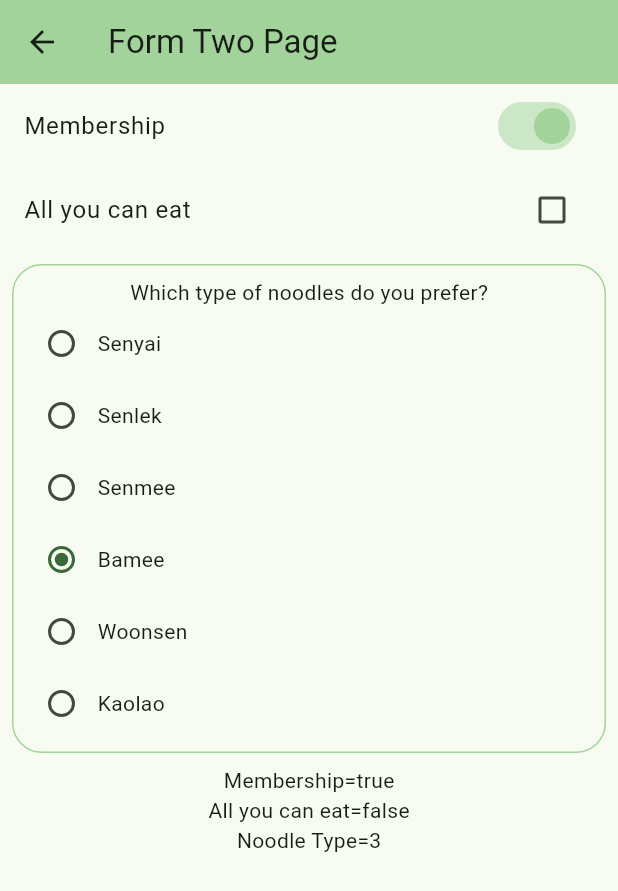
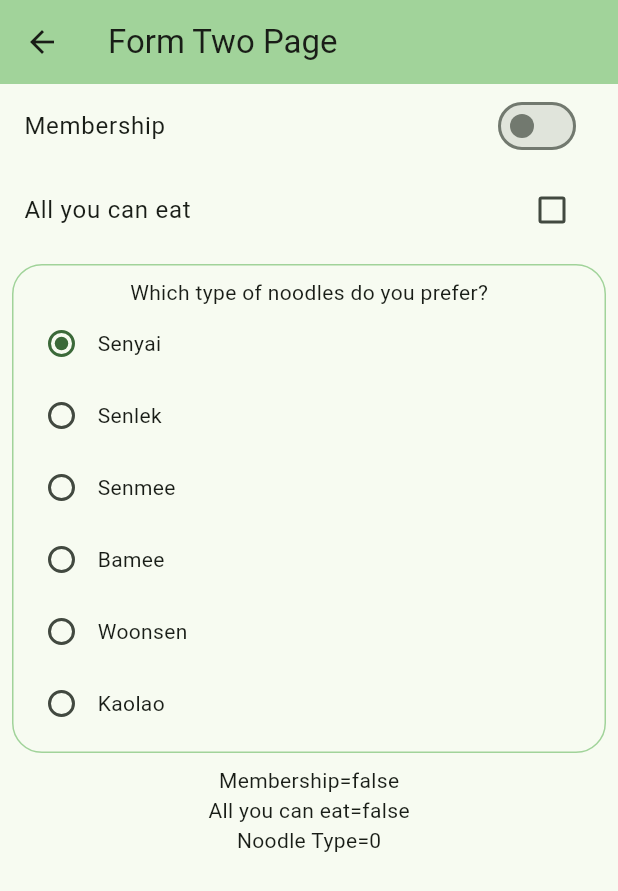
Before and after one commit to is767-3-2025/winai, a Flutter app: the FormTwoPage screen opened by its route, on a phone screen of 412 x 824 dp. Shown: the top 891 px of the screen. Run offline on Flutter 3.47's test engine with Material 3 defaults, Android fonts, the phone set to English and light mode, and no system bars; network calls fail.

Commit message:
27 June 2026

```diff
--- /dev/null
+++ b/first_app/lib/models/userpref_model.dart
@@ -0,0 +1,39 @@
+import 'package:flutter/material.dart';
+
+class UserPreferenceModel extends ChangeNotifier {
+  bool _isMember = false;
+  bool _isAllYouCanEat = false;
+  int _noodleType = 0;
+  String _chooseCard = '';
+  String _chooseCard2 = '';
+
+  get isMember => this._isMember;
+  set isMember( value) {
+    this._isMember = value;
+    notifyListeners();
+  }
+
+  get isAllYouCanEat => this._isAllYouCanEat;
+  set isAllYouCanEat( value) {
+    this._isAllYouCanEat = value;
+    notifyListeners();
+  }
+
+  get noodleType => this._noodleType;
+  set noodleType( value) {
+    this._noodleType = value;
+    notifyListeners();
+  }
+
+  get chooseCard => this._chooseCard;
+  set chooseCard( value) {
+    this._chooseCard = value;
+    notifyListeners();
+  }
+
+  get chooseCard2 => this._chooseCard2;
+  set chooseCard2( value) {
+    this._chooseCard2 = value;
+    notifyListeners();
+  }
+}
--- a/first_app/lib/pages/04_form_two_page.dart
+++ b/first_app/lib/pages/04_form_two_page.dart
@@ -1,5 +1,7 @@
 import 'package:first_app/components/choicecard.dart';
+import 'package:first_app/models/userpref_model.dart';
 import 'package:flutter/material.dart';
+import 'package:provider/provider.dart';
 
 class FormTwoPage extends StatefulWidget {
   const FormTwoPage({super.key});
@@ -9,9 +11,18 @@ class FormTwoPage extends StatefulWidget {
 }
 
 class _FormTwoPageState extends State<FormTwoPage> {
-  bool isMember = true;
+  bool isMember = false;
   bool isAllYouCanEat = false;
-  int noodleType = 3;
+  int noodleType = 0;
+
+  @override
+  void initState() {
+    super.initState();
+    var userPref = context.read<UserPreferenceModel>();
+    isMember = userPref.isMember;
+    isAllYouCanEat = userPref.isAllYouCanEat;
+    noodleType = userPref.noodleType;
+  }
 
   @override
   Widget build(BuildContext context) {
@@ -30,6 +41,7 @@ class _FormTwoPageState extends State<FormTwoPage> {
             onChanged: (bool? value) {
               setState(() {
                 isMember = value!;
+                context.read<UserPreferenceModel>().isMember = isMember;
               });
             },
           ),
@@ -41,6 +53,7 @@ class _FormTwoPageState extends State<FormTwoPage> {
             onChanged: (bool? value) {
               setState(() {
                 isAllYouCanEat = value!;
+                context.read<UserPreferenceModel>().isAllYouCanEat = isAllYouCanEat;
               });
             },
           ),
@@ -52,6 +65,7 @@ class _FormTwoPageState extends State<FormTwoPage> {
               onChanged:(int value) {
                 setState(() {
                   noodleType = value;
+                  context.read<UserPreferenceModel>().noodleType = noodleType;
                 });
               },
             ),
--- a/first_app/pubspec.yaml
+++ b/first_app/pubspec.yaml
@@ -10,6 +10,7 @@ dependencies:
   flutter:
     sdk: flutter
   cupertino_icons: ^1.0.8
+  provider: ^6.1.5+1
 
 dev_dependencies:
   flutter_test:
```
Also changed, not shown: first_app/lib/main.dart (+15 -2 lines), first_app/lib/models/login_model.dart (added, +12 -0 lines), first_app/lib/pages/00_gridpage.dart (+14 -3 lines), first_app/lib/pages/01_myhomepage.dart (+11 -1 lines), first_app/lib/pages/03_formpage.dart (+11 -0 lines), first_app/lib/pages/05_choosecard_page.dart (added, +165 -0 lines), first_app/pubspec.lock.
